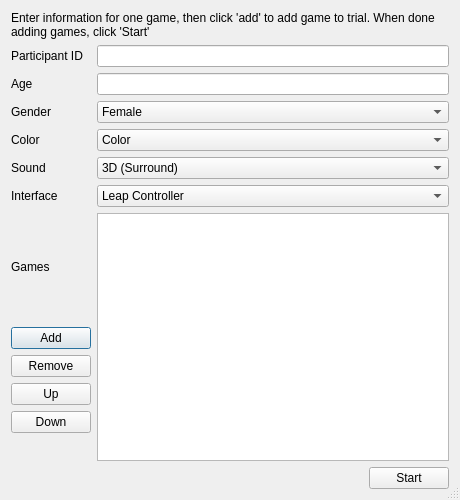
The window that UI/trialsettingsdialog.ui (garrisoh/Simon-ConCATination) describes before a commit, drawn with Qt 5.
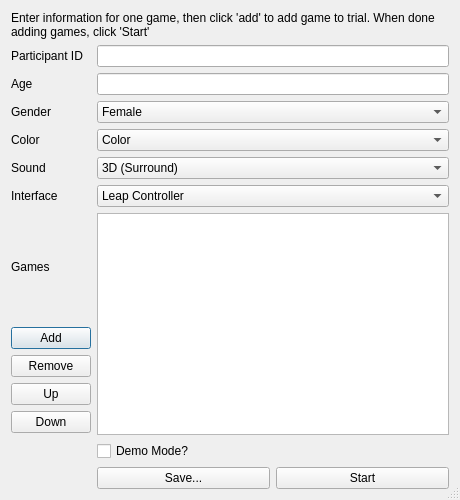
The same window after the commit.

Commit message: Added save and demo mode features; Don't push if your code won't compile on other ppls computers, had to break someone else's code to get this to compile on my machine ;)

```diff
--- a/UI/trialsettingsdialog.ui
+++ b/UI/trialsettingsdialog.ui
@@ -228,7 +228,7 @@
      </property>
     </widget>
    </item>
-   <item row="11" column="0">
+   <item row="13" column="0">
     <spacer name="horizontalSpacer">
      <property name="orientation">
       <enum>Qt::Horizontal</enum>
@@ -241,20 +241,14 @@
      </property>
     </spacer>
    </item>
-   <item row="11" column="1">
+   <item row="13" column="1">
     <layout class="QHBoxLayout" name="horizontalLayout_4">
      <item>
-      <spacer name="horizontalSpacer_3">
-       <property name="orientation">
-        <enum>Qt::Horizontal</enum>
+      <widget class="QPushButton" name="pushButton">
+       <property name="text">
+        <string>Save...</string>
        </property>
-       <property name="sizeHint" stdset="0">
-        <size>
-         <width>40</width>
-         <height>20</height>
-        </size>
-       </property>
-      </spacer>
+      </widget>
      </item>
      <item>
       <widget class="QPushButton" name="startButton_2">
@@ -265,6 +259,16 @@
      </item>
     </layout>
    </item>
+   <item row="12" column="1">
+    <widget class="QCheckBox" name="checkBox">
+     <property name="toolTip">
+      <string>&lt;html&gt;&lt;head/&gt;&lt;body&gt;&lt;p&gt;In Demo Mode, the game does not record any data.&lt;/p&gt;&lt;/body&gt;&lt;/html&gt;</string>
+     </property>
+     <property name="text">
+      <string>Demo Mode?</string>
+     </property>
+    </widget>
+   </item>
   </layout>
  </widget>
  <resources/>
```
Left out of the diff: 2 changed lines with no effect on the pictures. The commit also changes 7 other files.
